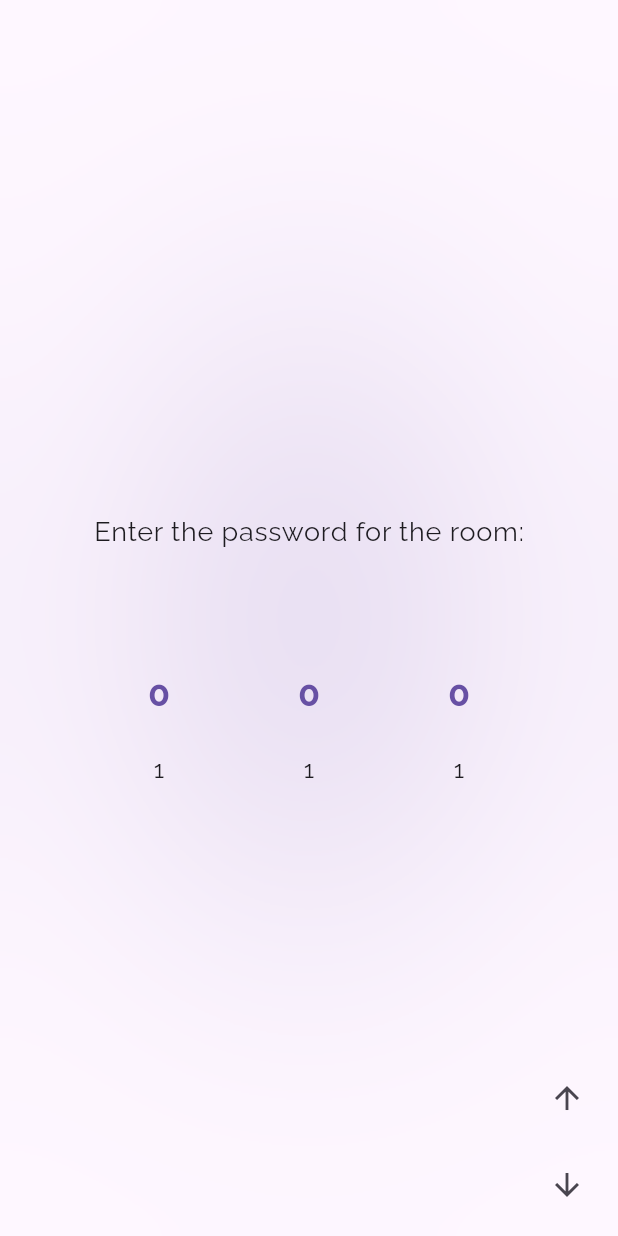
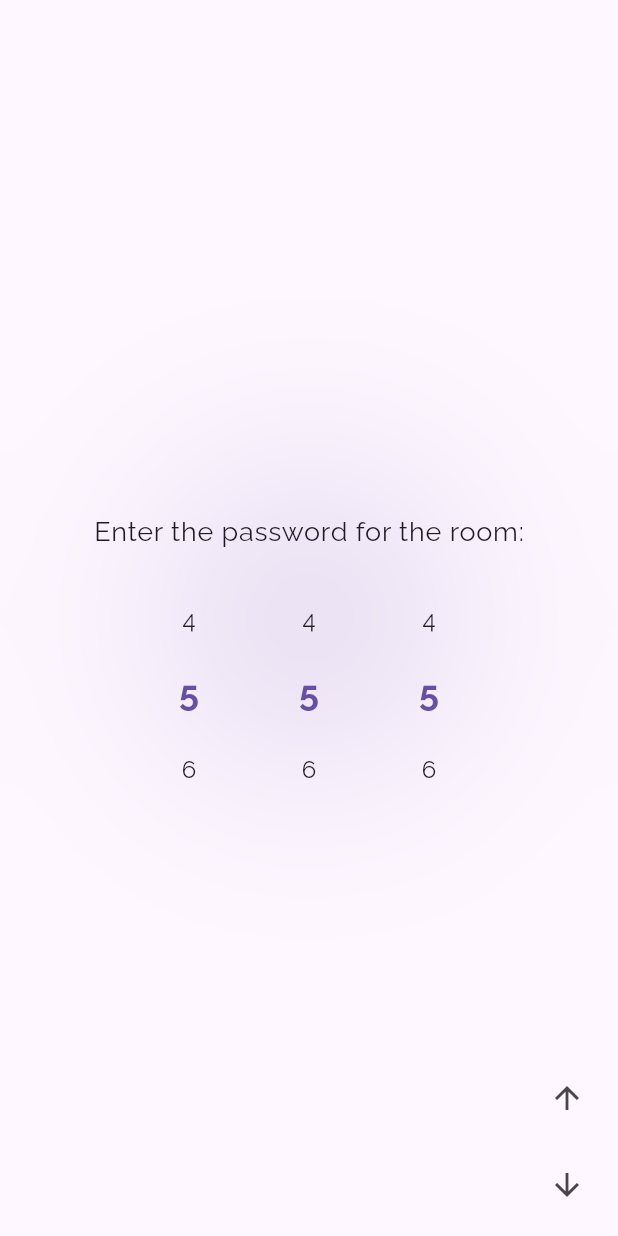
Before and after one commit to artemhula/codenames, a Flutter app: the CreateRoomScreen screen opened directly, scrolled down 576 dp, on a phone screen of 412 x 824 dp. Run offline on Flutter 3.47's test engine with Material 3 defaults, Android fonts, the phone set to English and light mode, and no system bars; drawn by our look-alikes of numberpicker; our stand-ins replace confetti, equatable, flip_card, flutter_dotenv, flutter_redux, flutter_styled_toast and 7 more; accounts and stored records are empty; generated files the repository leaves out were written again.

Commit message:
Update room creation screen and inputs for improved usability and layout

```diff
--- a/lib/features/create_room/screens/create_room_screen.dart
+++ b/lib/features/create_room/screens/create_room_screen.dart
@@ -24,8 +24,8 @@ class CreateRoomScreen extends StatefulWidget {
 class _CreateRoomScreenState extends State<CreateRoomScreen> {
   final PageController _controller = PageController();
   String roomName = '';
-  List<int> password = [0, 0, 0];
-  String language = 'ua';
+  List<int> password = [5, 5, 5];
+  String language = 'uk';
 
   void nextPage() {
     if (_controller.page == 0) {
--- a/lib/features/create_room/widgets/password_input.dart
+++ b/lib/features/create_room/widgets/password_input.dart
@@ -29,6 +29,7 @@ class PasswordInput extends StatelessWidget {
             mainAxisAlignment: MainAxisAlignment.center,
             children: [
               NumberPicker(
+                itemWidth: 80,
                 value: password[0],
                 minValue: 0,
                 maxValue: 9,
@@ -40,6 +41,7 @@ class PasswordInput extends StatelessWidget {
                 onChanged: (value) => onChanged(0, value),
               ),
               NumberPicker(
+                itemWidth: 80,
                 value: password[1],
                 minValue: 0,
                 maxValue: 9,
@@ -51,6 +53,7 @@ class PasswordInput extends StatelessWidget {
                 onChanged: (value) => onChanged(1, value),
               ),
               NumberPicker(
+                itemWidth: 80,
                 value: password[2],
                 minValue: 0,
                 maxValue: 9,
--- a/lib/features/create_room/widgets/room_name_input.dart
+++ b/lib/features/create_room/widgets/room_name_input.dart
@@ -21,6 +21,8 @@ class RoomNameInput extends StatelessWidget {
         const SizedBox(height: 20),
         Padding(
           padding: const EdgeInsets.symmetric(horizontal: 50),
+          child: SizedBox(
+            width: 400,
             child: TextField(
               onChanged: onChanged,
               maxLength: 30,
@@ -36,6 +38,7 @@ class RoomNameInput extends StatelessWidget {
               ),
             ),
           ),
+        ),
       ],
     );
   }
--- a/lib/features/menu/widgets/popups/password_popup.dart
+++ b/lib/features/menu/widgets/popups/password_popup.dart
@@ -21,7 +21,7 @@ class _PasswordPopUpState extends State<PasswordPopUp> {
   Widget build(BuildContext context) {
     return AlertDialog(
       content: SizedBox(
-        height: 250,
+        height: 240,
         child: PasswordInput(
           password: password,
           onChanged: (index, value) {
--- a/lib/features/settings/widgets/nickname_changer.dart
+++ b/lib/features/settings/widgets/nickname_changer.dart
@@ -32,7 +32,7 @@ class NicknameChanger extends StatelessWidget {
             children: [
               SizedBox(
                 height: Constants.settingsWidgetHeight,
-                width: MediaQuery.of(context).size.width * 0.4,
+                width: 250,
                 child: TextField(
                   controller: controller..text = state.user!.name,
                   readOnly: state.status == Status.loading,
--- a/lib/shared/widgets/background.dart
+++ b/lib/shared/widgets/background.dart
@@ -43,15 +43,16 @@ class _BackgroundState extends State<Background>
           builder: (context, child) {
             return Container(
               width: 100 + (_animation.value * 100),
+              height: 100 + (_animation.value * 100),
               decoration: BoxDecoration(
-                color: Theme.of(context).colorScheme.primary.withOpacity(0.5),
+                color: Theme.of(context).colorScheme.primary.withOpacity(0.2),
                 shape: BoxShape.circle,
               ),
             );
           },
         ),
         BackdropFilter(
-          filter: ImageFilter.blur(sigmaX: 100, sigmaY: 150),
+          filter: ImageFilter.blur(sigmaX: 70, sigmaY: 70),
           child: Container(),
         ),
         const SnackBarListener(),
--- a/pubspec.yaml
+++ b/pubspec.yaml
@@ -1,5 +1,5 @@
 name: codenames
-description: "A new Flutter project."
+description: "Codenames is a word-based party game where players compete to uncover hidden words and outsmart their opponents. Join the fun and test your wits in this multiplayer game!"
 version: 1.0.0+1
 
 environment:
@@ -43,4 +43,4 @@ flutter:
   assets:
     - assets/audio/
     - assets/images/
-    - .env
+    # - .env
```
Also changed, not shown: lib/features/create_room/widgets/room_summary.dart (+9 -5 lines), lib/features/settings/widgets/language_picker.dart (+4 -5 lines). Lines whose indentation alone changed are shown as unchanged.
